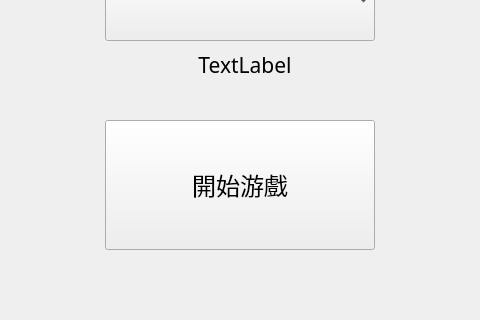
This is src/ui_files/IntroWidget.ui in hwc20896/ChineseProj as Qt 5 draws it before an edit; both pictures show x 255 to 735 and y 380 to 700 of the 1000 by 700 pixel window. The edited form follows.
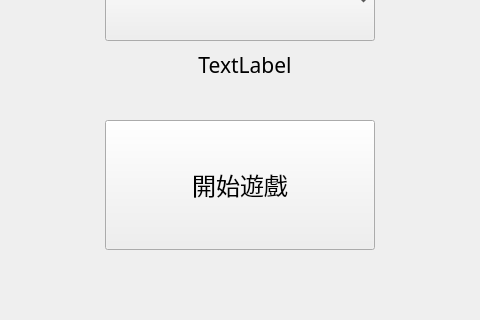
This is the edited form.

Diff of the .ui file:
```diff
--- a/src/ui_files/IntroWidget.ui
+++ b/src/ui_files/IntroWidget.ui
@@ -70,7 +70,7 @@
     </font>
    </property>
    <property name="text">
-    <string>開始游戲</string>
+    <string>開始遊戲</string>
    </property>
   </widget>
   <widget class="QComboBox" name="featureBox">
```
